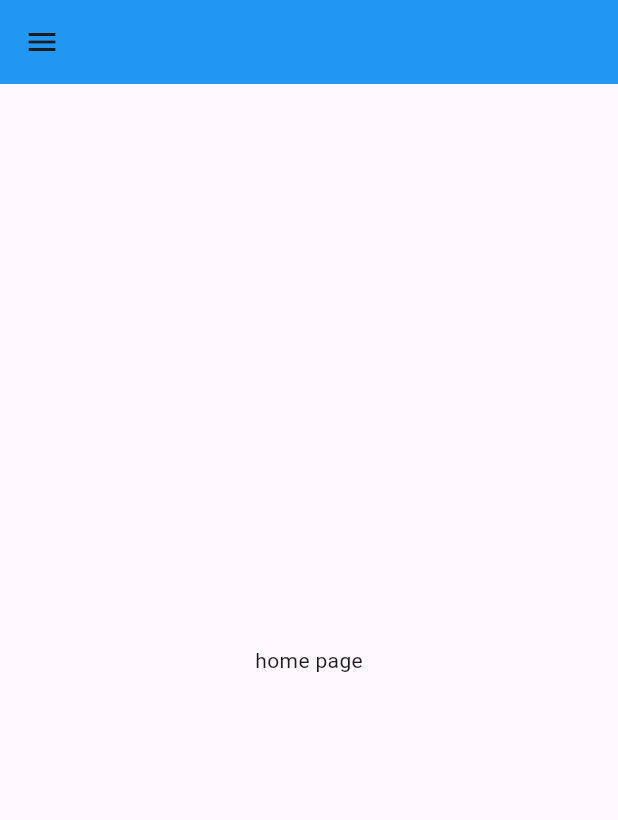
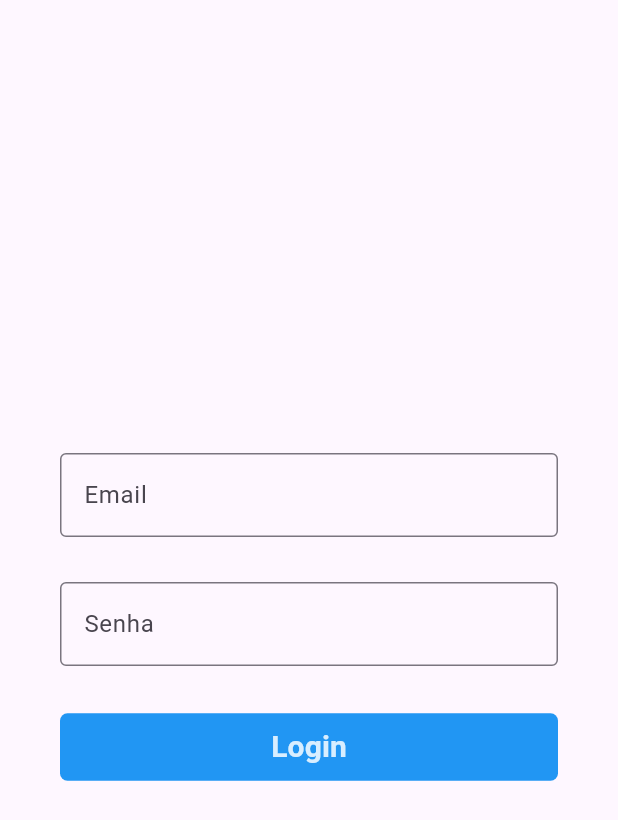
Before and after one commit to RenatoNMG/free, a Flutter app: the screen it shows after launch, on a phone screen of 412 x 824 dp. Shown: the top 820 px of the screen. Run offline on Flutter 3.47's test engine with Material 3 defaults, Android fonts, the phone set to English and light mode, and no system bars.

Commit message:
layout login

```diff
--- a/lib/app.dart
+++ b/lib/app.dart
@@ -1,4 +1,5 @@
 import 'package:flutter/material.dart';
+import 'package:freelas/modeles/auth/pages/login_page.dart';
 import 'package:freelas/pages/home_page.dart';
 
 class MyApp extends StatelessWidget {
@@ -11,7 +12,7 @@ class MyApp extends StatelessWidget {
       theme: ThemeData(
         colorScheme: ColorScheme.fromSeed(seedColor: Colors.deepPurple),
       ),
-      home: const MyHomePage(title: 'Flutter Demo Home Page'),
+      home: LoginPage(),
       debugShowCheckedModeBanner: false,
     );
   }
--- /dev/null
+++ b/lib/modeles/auth/pages/login_page.dart
@@ -0,0 +1,70 @@
+import 'package:flutter/material.dart';
+
+class LoginPage extends StatefulWidget {
+  const LoginPage({super.key});
+
+  @override
+  State<LoginPage> createState() => _LoginPageState();
+}
+
+class _LoginPageState extends State<LoginPage> {
+  @override
+  Widget build(BuildContext context) {
+    return Scaffold(
+      body: Center(
+        child: Padding(
+          padding: const EdgeInsets.all(20.0),
+          child: Column(
+            mainAxisAlignment: MainAxisAlignment.center,
+            children: [
+              Padding(
+                padding: const EdgeInsets.symmetric(horizontal: 20),
+                child: TextField(
+                  decoration: InputDecoration(
+                    labelText: "Email",
+                    border: OutlineInputBorder(),
+                  ),
+                ),
+              ),
+              SizedBox(height: 30),
+              Padding(
+                padding: const EdgeInsets.symmetric(horizontal: 20),
+                child: TextField(
+                  decoration: InputDecoration(
+                    labelText: "Senha",
+                    border: OutlineInputBorder(),
+                  ),
+                ),
+              ),
+              SizedBox(height: 30),
+              Padding(
+                padding: const EdgeInsets.symmetric(horizontal: 20),
+                child: SizedBox(
+                  width: double.infinity,
+                  child: TextButton(
+                    onPressed: () {},
+                    style: TextButton.styleFrom(
+                      backgroundColor: Colors.blue,
+                      shape: RoundedRectangleBorder(
+                        borderRadius: BorderRadius.circular(5),
+                      ),
+                    ),
+
+                    child: Text(
+                      "Login",
+                      style: TextStyle(
+                        fontSize: 20,
+                        color: const Color.fromARGB(255, 216, 238, 255),
+                        fontWeight: FontWeight.bold,
+                      ),
+                    ),
+                  ),
+                ),
+              ),
+            ],
+          ),
+        ),
+      ),
+    );
+  }
+}
--- a/lib/pages/home_page.dart
+++ b/lib/pages/home_page.dart
@@ -13,29 +13,14 @@ class _MyHomePageState extends State<MyHomePage> {
   @override
   Widget build(BuildContext context) {
     return Scaffold(
-      appBar: AppBar(backgroundColor: Colors.blue),
+      appBar: AppBar(backgroundColor: const Color.fromARGB(255, 3, 98, 177)),
       drawer: Drawer(
+        backgroundColor: const Color.fromARGB(255, 0, 0, 0),
         child: Column(
           children: [
             SizedBox(
               width: double.infinity,
-              child: Card(
-                elevation: 4,
-                shape: RoundedRectangleBorder(
-                  borderRadius: BorderRadius.circular(3),
-                ),
 
-                child: Padding(
-                  padding: const EdgeInsets.all(10.0),
-                  child: Row(
-                    children: [
-                      Icon(Icons.person),
-                      SizedBox(width: 50),
-                      Text("Renato", style: TextStyle(fontSize: 20)),
-                    ],
-                  ),
-                ),
-              ),
             ),
           ],
         ),
--- /dev/null
+++ b/lib/widgets/draewer_card.dart
@@ -0,0 +1,33 @@
+import 'package:flutter/material.dart';
+
+class MyWidget extends StatefulWidget {
+  const MyWidget({super.key});
+
+  @override
+  State<MyWidget> createState() => _MyWidgetState();
+}
+
+class _MyWidgetState extends State<MyWidget> {
+  @override
+  Widget build(BuildContext context) {
+    return Placeholder(
+      child: Card(
+                elevation: 4,
+                shape: RoundedRectangleBorder(
+                  borderRadius: BorderRadius.circular(7),
+                ),
+
+                child: Padding(
+                  padding: const EdgeInsets.all(10.0),
+                  child: Row(
+                    children: [
+                      Icon(Icons.person),
+                      SizedBox(width: 50),
+                      Text("Renato", style: TextStyle(fontSize: 20)),
+                    ],
+                  ),
+                ),
+              ),
+    );
+  }
+}
```
Also changed, not shown: lib/modeles/auth/pages/register_page.dart (added).
